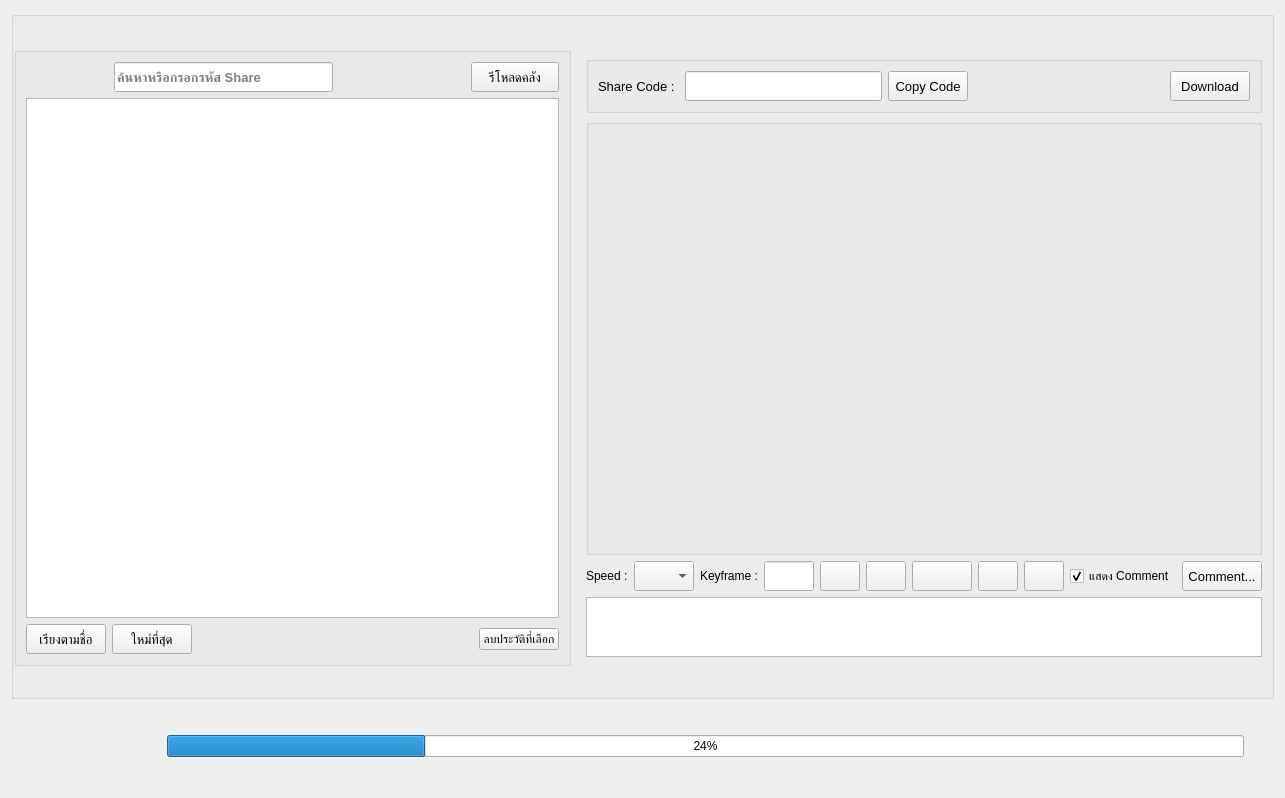
Qt form interface/UkoreShotPage.ui (tonmaiart/UkoreShot) before a commit.
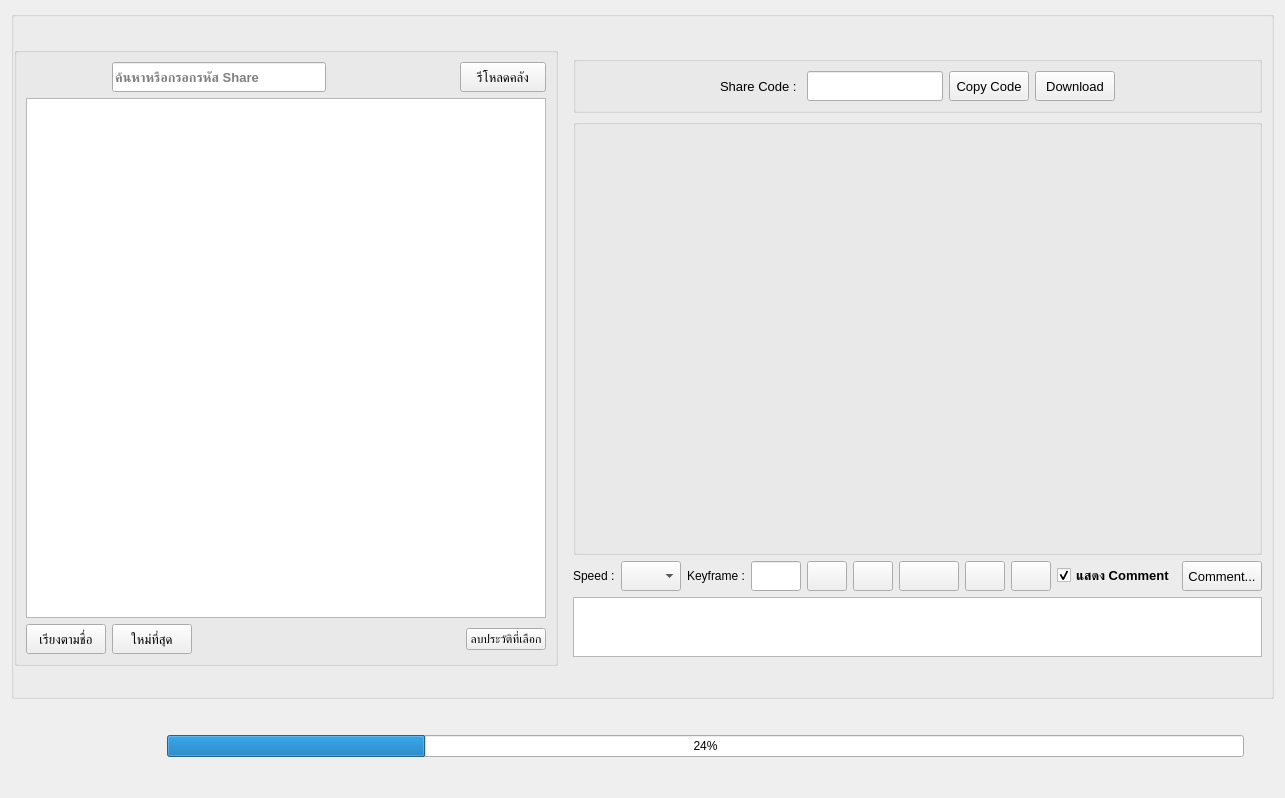
The same form after that commit.

Commit message: Auto-untrack gitignored files before sync

```diff
--- a/interface/UkoreShotPage.ui
+++ b/interface/UkoreShotPage.ui
@@ -56,8 +56,33 @@
            <property name="alignment">
             <set>Qt::AlignRight|Qt::AlignTrailing|Qt::AlignVCenter</set>
            </property>
-           <layout class="QGridLayout" name="gridLayout_7" columnstretch="0,0,0,0,0,0,0,0">
-            <item row="0" column="7">
+           <layout class="QGridLayout" name="gridLayout_7" columnstretch="0,0,0,0,0,0,0,0,0,0">
+            <item row="0" column="1">
+             <widget class="QLabel" name="label_2">
+              <property name="font">
+               <font>
+                <pointsize>10</pointsize>
+               </font>
+              </property>
+              <property name="text">
+               <string>Share Code : </string>
+              </property>
+             </widget>
+            </item>
+            <item row="0" column="0">
+             <spacer name="horizontalSpacer_8">
+              <property name="orientation">
+               <enum>Qt::Horizontal</enum>
+              </property>
+              <property name="sizeHint" stdset="0">
+               <size>
+                <width>40</width>
+                <height>20</height>
+               </size>
+              </property>
+             </spacer>
+            </item>
+            <item row="0" column="8">
              <widget class="QPushButton" name="pushButton_get_video">
               <property name="minimumSize">
                <size>
@@ -76,19 +101,6 @@
              </widget>
             </item>
             <item row="0" column="3">
-             <spacer name="horizontalSpacer_8">
-              <property name="orientation">
-               <enum>Qt::Horizontal</enum>
-              </property>
-              <property name="sizeHint" stdset="0">
-               <size>
-                <width>40</width>
-                <height>20</height>
-               </size>
-              </property>
-             </spacer>
-            </item>
-            <item row="0" column="2">
              <widget class="QPushButton" name="pushButton_copy_clipboard">
               <property name="minimumSize">
                <size>
@@ -106,7 +118,7 @@
               </property>
              </widget>
             </item>
-            <item row="0" column="1">
+            <item row="0" column="2">
              <widget class="QLineEdit" name="lineEdit_copy_code">
               <property name="minimumSize">
                <size>
@@ -126,17 +138,18 @@
               </property>
              </widget>
             </item>
-            <item row="0" column="0">
-             <widget class="QLabel" name="label_2">
-              <property name="font">
-               <font>
-                <pointsize>10</pointsize>
-               </font>
+            <item row="0" column="9">
+             <spacer name="horizontalSpacer_3">
+              <property name="orientation">
+               <enum>Qt::Horizontal</enum>
               </property>
-              <property name="text">
-               <string>Share Code : </string>
+              <property name="sizeHint" stdset="0">
+               <size>
+                <width>40</width>
+                <height>20</height>
+               </size>
               </property>
-             </widget>
+             </spacer>
             </item>
            </layout>
           </widget>
@@ -272,8 +285,28 @@
                  </property>
                 </widget>
                </item>
+               <item>
+                <spacer name="horizontalSpacer_7">
+                 <property name="orientation">
+                  <enum>Qt::Horizontal</enum>
+                 </property>
+                 <property name="sizeHint" stdset="0">
+                  <size>
+                   <width>40</width>
+                   <height>20</height>
+                  </size>
+                 </property>
+                </spacer>
+               </item>
                <item>
                 <widget class="QCheckBox" name="checkBox_display_comment_overlay">
+                 <property name="font">
+                  <font>
+                   <pointsize>10</pointsize>
+                   <weight>75</weight>
+                   <bold>true</bold>
+                  </font>
+                 </property>
                  <property name="text">
                   <string>แสดง Comment</string>
                  </property>
```
The commit also changes 2 other files.
